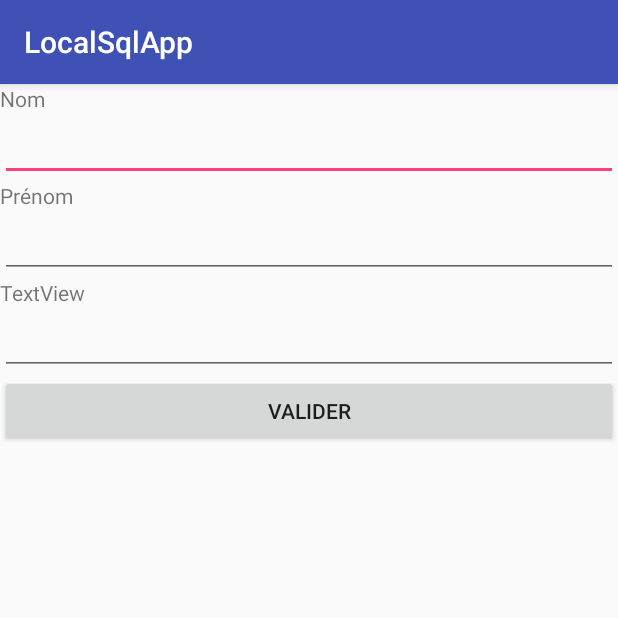
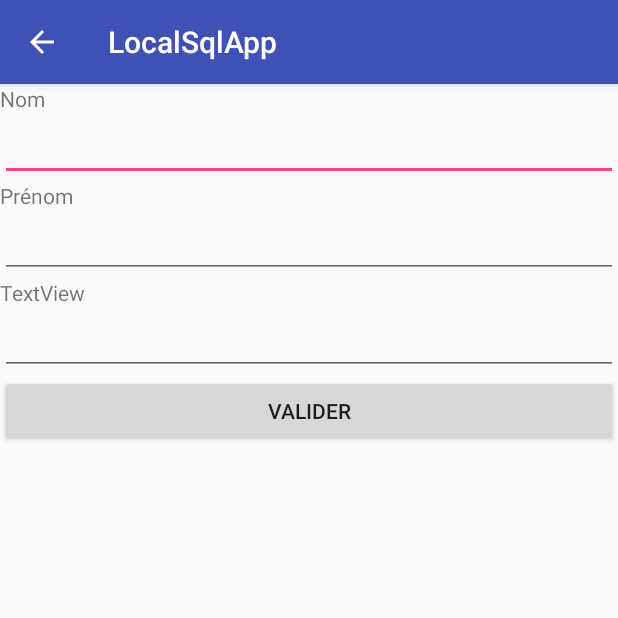
Before and after one commit to SylvainCallewaert/android-local-sql, an Android app: the FormActivity screen opened directly, with no data from a screen before it, after a tap on "VALIDER", on a phone screen of 412 x 824 dp, the top half of it. Run offline under Robolectric (Android 15) with nearby library versions, the phone set to English and light mode, and no system bars.

Commit message:
Mise en place de l'action bar sur FormActivity

```diff
--- a/app/src/main/AndroidManifest.xml
+++ b/app/src/main/AndroidManifest.xml
@@ -16,7 +16,9 @@
                 <category android:name="android.intent.category.LAUNCHER" />
             </intent-filter>
         </activity>
-        <activity android:name=".FormActivity"></activity>
+        <activity android:name=".FormActivity"
+            android:parentActivityName=".MainActivity">
+        </activity>
     </application>
 
 </manifest>
--- a/app/src/main/java/sm/fr/localsqlapp/FormActivity.java
+++ b/app/src/main/java/sm/fr/localsqlapp/FormActivity.java
@@ -9,8 +9,7 @@ import android.view.View;
 import android.widget.Button;
 import android.widget.EditText;
 import android.widget.Toast;
-
-import java.sql.SQLDataException;
+import android.app.ActionBar;
 
 import fr.sm.database.DatabaseHandler;
 
@@ -20,6 +19,12 @@ public class FormActivity extends AppCompatActivity {
     protected void onCreate(Bundle savedInstanceState) {
         super.onCreate(savedInstanceState);
         setContentView(R.layout.activity_form);
+        //création d'une barre d'action retour
+        ActionBar actionBar = getActionBar();
+        if (actionBar != null) {
+            actionBar.setDisplayHomeAsUpEnabled(true);
+        }
+
     }
 
     public void onValid(View v){
@@ -47,5 +52,9 @@ public class FormActivity extends AppCompatActivity {
             isMessage = "Erreur insertion";
         }
         Toast.makeText(this, isMessage, Toast.LENGTH_LONG).show();
+        //on efface les zones de saisies
+        ((EditText) findViewById(R.id.editTextNom)).setText("");
+        ((EditText) findViewById(R.id.editTextPrenom)).setText("");
+        ((EditText) findViewById(R.id.editTextEmail)).setText("");
     }
 }
```
